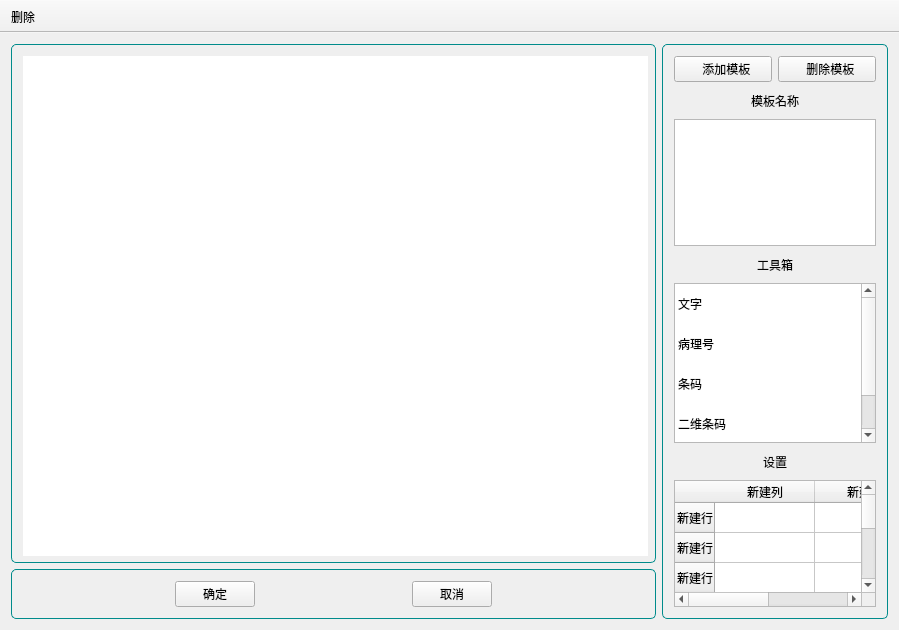
Above: printtemplate/templatesetup.ui from YYC572652645/PatholoSystem before the change. Below: the same form after it.
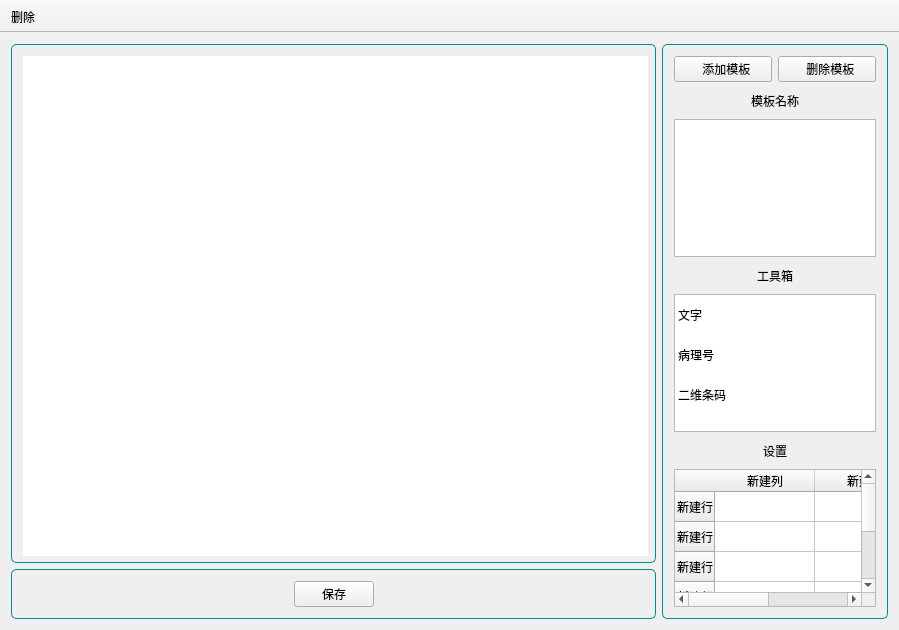
That is the form after the change. Icons and pictures are not drawn. Custom widgets are drawn as their Qt base class.

Diff of the .ui file:
```diff
--- a/printtemplate/templatesetup.ui
+++ b/printtemplate/templatesetup.ui
@@ -128,27 +128,7 @@
              <item>
               <widget class="QPushButton" name="pushButtonOk">
                <property name="text">
-                <string>确定</string>
-               </property>
-              </widget>
-             </item>
-             <item>
-              <spacer name="horizontalSpacer_4">
-               <property name="orientation">
-                <enum>Qt::Horizontal</enum>
-               </property>
-               <property name="sizeHint" stdset="0">
-                <size>
-                 <width>40</width>
-                 <height>20</height>
-                </size>
-               </property>
-              </spacer>
-             </item>
-             <item>
-              <widget class="QPushButton" name="pushButtonCancel">
-               <property name="text">
-                <string>取消</string>
+                <string>保存</string>
                </property>
               </widget>
              </item>
@@ -340,7 +320,7 @@
                <property name="minimumSize">
                 <size>
                  <width>0</width>
-                 <height>160</height>
+                 <height>120</height>
                 </size>
                </property>
                <property name="styleSheet">
@@ -373,11 +353,6 @@
                  <string>病理号</string>
                 </property>
                </item>
-               <item>
-                <property name="text">
-                 <string>条码</string>
-                </property>
-               </item>
                <item>
                 <property name="text">
                  <string>二维条码</string>
@@ -446,6 +421,11 @@
                  <string>新建行</string>
                 </property>
                </row>
+               <row>
+                <property name="text">
+                 <string>新建行</string>
+                </property>
+               </row>
                <column>
                 <property name="text">
                  <string>新建列</string>
```
Left out of the diff: 2 changed lines with no effect on the pictures.
